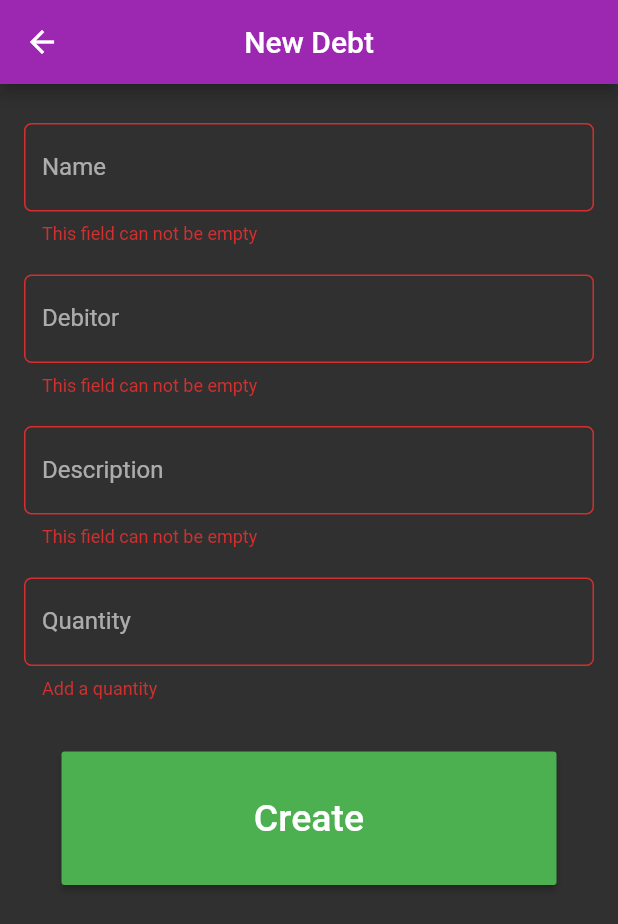
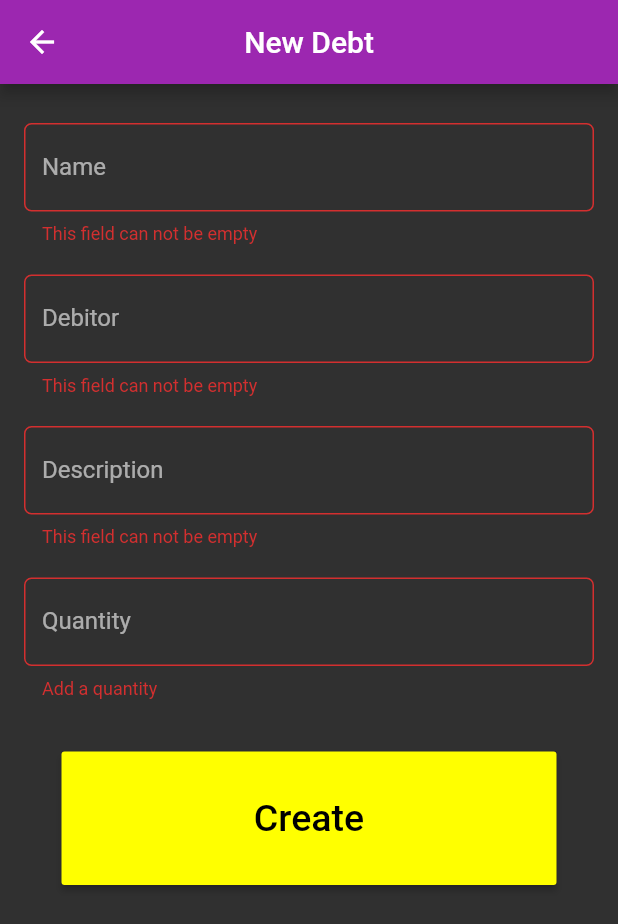
Before and after one commit to NauzetAduen/simple-debt-manager, a Flutter app: the NewDebt screen opened directly, after a tap on "Create", on a phone screen of 412 x 824 dp. Shown: the top 924 px of the screen. Run offline on Flutter 3.47's test engine with Material 2 defaults, Android fonts, the phone set to English and light mode, and no system bars; our stand-ins replace sqflite; accounts and stored records are empty.

Commit message:
Add insert functionality

```diff
--- a/lib/screens/new_debt.dart
+++ b/lib/screens/new_debt.dart
@@ -45,8 +45,8 @@ class _NewDebtState extends State<NewDebt> {
                         "Create",
                         style: TextStyle(fontSize: 25.0),
                       ),
-                      color: Colors.green,
-                      textColor: Colors.white,
+                      color: Theme.of(context).accentColor,
+                      textColor: Colors.black,
                       onPressed: () => _validateAndSave(context)),
                 )
               ],
@@ -59,7 +59,7 @@ class _NewDebtState extends State<NewDebt> {
     if (_formKey.currentState.validate()) {
       final Debt debt = Debt(nameController.text, debitorController.text,
           descController.text, double.parse(quantityController.text), 0.0);
-      //dbHelper.insertDebt(debt);
+      dbHelper.insertDebt(debt);
 
 
       widget.scaffoldKey.currentState.showSnackBar(CustomSnackBar.snackInserted);
```
